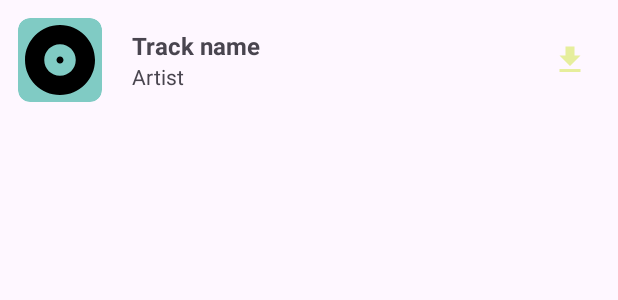
After one commit to DimaK21/MusicPlayer, an Android app: the layout item_track.xml on its own in the app's theme, with its tools: preview values and no code run, on a phone screen of 412 x 824 dp. The commit adds this screen. Shown: the top 300 px of the screen. Run offline under Robolectric (Android 15) with nearby library versions, the phone set to English and light mode, and no system bars.

Commit message:
список

```diff
--- a/app/src/main/java/ru/kryu/musicplayer/App.kt
+++ b/app/src/main/java/ru/kryu/musicplayer/App.kt
@@ -1,5 +1,7 @@
 package ru.kryu.musicplayer
 
 import android.app.Application
+import dagger.hilt.android.HiltAndroidApp
 
+@HiltAndroidApp
 class App : Application()
--- a/app/src/main/java/ru/kryu/musicplayer/MainActivity.kt
+++ b/app/src/main/java/ru/kryu/musicplayer/MainActivity.kt
@@ -9,7 +9,9 @@ import androidx.navigation.NavController
 import androidx.navigation.fragment.NavHostFragment
 import androidx.navigation.ui.setupWithNavController
 import com.google.android.material.bottomnavigation.BottomNavigationView
+import dagger.hilt.android.AndroidEntryPoint
 
+@AndroidEntryPoint
 class MainActivity : AppCompatActivity() {
     override fun onCreate(savedInstanceState: Bundle?) {
         super.onCreate(savedInstanceState)
--- /dev/null
+++ b/app/src/main/java/ru/kryu/musicplayer/domain/model/Resource.kt
@@ -0,0 +1,6 @@
+package ru.kryu.musicplayer.domain.model
+
+sealed class Resource<T>(val data: T? = null, val message: String? = null) {
+    class Success<T>(data: T) : Resource<T>(data)
+    class Error<T>(message: String, data: T? = null) : Resource<T>(data, message)
+}
--- /dev/null
+++ b/app/src/main/res/drawable/ic_download.xml
@@ -0,0 +1,5 @@
+<vector xmlns:android="http://schemas.android.com/apk/res/android" android:height="24dp" android:tint="#000000" android:viewportHeight="24" android:viewportWidth="24" android:width="24dp">
+
+    <path android:fillColor="@android:color/white" android:pathData="M19,9h-4V3H9v6H5l7,7 7,-7zM5,18v2h14v-2H5z"/>
+
+</vector>
--- /dev/null
+++ b/app/src/main/res/drawable/placeholder_album.xml
@@ -0,0 +1,5 @@
+<vector xmlns:android="http://schemas.android.com/apk/res/android" android:height="24dp" android:tint="#000000" android:viewportHeight="24" android:viewportWidth="24" android:width="24dp">
+
+    <path android:fillColor="@android:color/white" android:pathData="M12,2C6.48,2 2,6.48 2,12s4.48,10 10,10 10,-4.48 10,-10S17.52,2 12,2zM12,16.5c-2.49,0 -4.5,-2.01 -4.5,-4.5S9.51,7.5 12,7.5s4.5,2.01 4.5,4.5 -2.01,4.5 -4.5,4.5zM12,11c-0.55,0 -1,0.45 -1,1s0.45,1 1,1 1,-0.45 1,-1 -0.45,-1 -1,-1z"/>
+
+</vector>
--- /dev/null
+++ b/app/src/main/res/drawable/rounded_corners.xml
@@ -0,0 +1,6 @@
+<?xml version="1.0" encoding="utf-8"?>
+<shape xmlns:android="http://schemas.android.com/apk/res/android"
+    android:shape="rectangle">
+    <solid android:color="@color/bg_item" />
+    <corners android:radius="8dp" />
+</shape>
--- /dev/null
+++ b/app/src/main/res/layout/item_track.xml
@@ -0,0 +1,58 @@
+<?xml version="1.0" encoding="utf-8"?>
+<LinearLayout xmlns:android="http://schemas.android.com/apk/res/android"
+    xmlns:app="http://schemas.android.com/apk/res-auto"
+    android:layout_width="match_parent"
+    android:layout_height="wrap_content"
+    android:background="?attr/selectableItemBackground"
+    android:gravity="center_vertical"
+    android:orientation="horizontal"
+    android:padding="12dp">
+
+    <ImageView
+        android:id="@+id/ivTrackCover"
+        android:layout_width="56dp"
+        android:layout_height="56dp"
+        android:background="@drawable/rounded_corners"
+        android:clipToOutline="true"
+        android:scaleType="centerCrop"
+        android:src="@drawable/placeholder_album" />
+
+    <LinearLayout
+        android:layout_width="0dp"
+        android:layout_height="wrap_content"
+        android:layout_weight="1"
+        android:orientation="vertical"
+        android:paddingStart="12dp">
+
+        <TextView
+            android:id="@+id/tvTrackTitle"
+            android:layout_width="wrap_content"
+            android:layout_height="wrap_content"
+            android:layout_marginStart="8dp"
+            android:ellipsize="end"
+            android:maxLines="1"
+            android:text="@string/track_name"
+            android:textSize="16sp"
+            android:textStyle="bold" />
+
+        <TextView
+            android:id="@+id/tvArtist"
+            android:layout_width="wrap_content"
+            android:layout_height="wrap_content"
+            android:layout_marginStart="8dp"
+            android:ellipsize="end"
+            android:maxLines="1"
+            android:text="@string/artist"
+            android:textSize="14sp" />
+
+    </LinearLayout>
+
+    <ImageButton
+        android:id="@+id/btnPlay"
+        android:layout_width="40dp"
+        android:layout_height="40dp"
+        android:background="?attr/selectableItemBackgroundBorderless"
+        android:src="@drawable/ic_download"
+        app:tint="@color/icon_color" />
+
+</LinearLayout>
--- a/app/src/main/res/values/colors.xml
+++ b/app/src/main/res/values/colors.xml
@@ -2,4 +2,6 @@
 <resources>
     <color name="black">#FF000000</color>
     <color name="white">#FFFFFFFF</color>
+    <color name="bg_item">#80CBC4</color>
+    <color name="icon_color">#E6EE9C</color>
 </resources>
--- a/app/src/main/res/values/strings.xml
+++ b/app/src/main/res/values/strings.xml
@@ -2,4 +2,6 @@
     <string name="app_name">Music Player</string>
     <string name="search_in_deezer">Поиск в Deezer</string>
     <string name="search">Search</string>
+    <string name="track_name">Track name</string>
+    <string name="artist">Artist</string>
 </resources>
--- a/gradle/libs.versions.toml
+++ b/gradle/libs.versions.toml
@@ -15,7 +15,7 @@ fragmentKtx = "1.8.6"
 navigationUiKtx = "2.8.7"
 ksp = "1.9.24-1.0.20"
 retrofit = "2.11.0"
-glide_version = "4.16.0"
+glide_version = "5.0.0-rc01"
 
 [libraries]
 androidx-core-ktx = { group = "androidx.core", name = "core-ktx", version.ref = "coreKtx" }
```
Also changed, not shown: app/src/main/java/ru/kryu/musicplayer/data/TrackNetworkRepositoryImpl.kt (added, +17 -0 lines), app/src/main/java/ru/kryu/musicplayer/domain/TrackNetworkRepository.kt (added, +10 -0 lines), app/src/main/java/ru/kryu/musicplayer/ui/search/SearchFragment.kt (+39 -0 lines), app/src/main/java/ru/kryu/musicplayer/ui/search/SearchState.kt (added, +9 -0 lines), app/src/main/java/ru/kryu/musicplayer/ui/search/SearchViewModel.kt (+36 -1 lines), app/src/main/java/ru/kryu/musicplayer/ui/trackslist/TrackAdapter.kt (added, +31 -0 lines), app/src/main/java/ru/kryu/musicplayer/ui/trackslist/TrackViewHolder.kt (added, +25 -0 lines).
